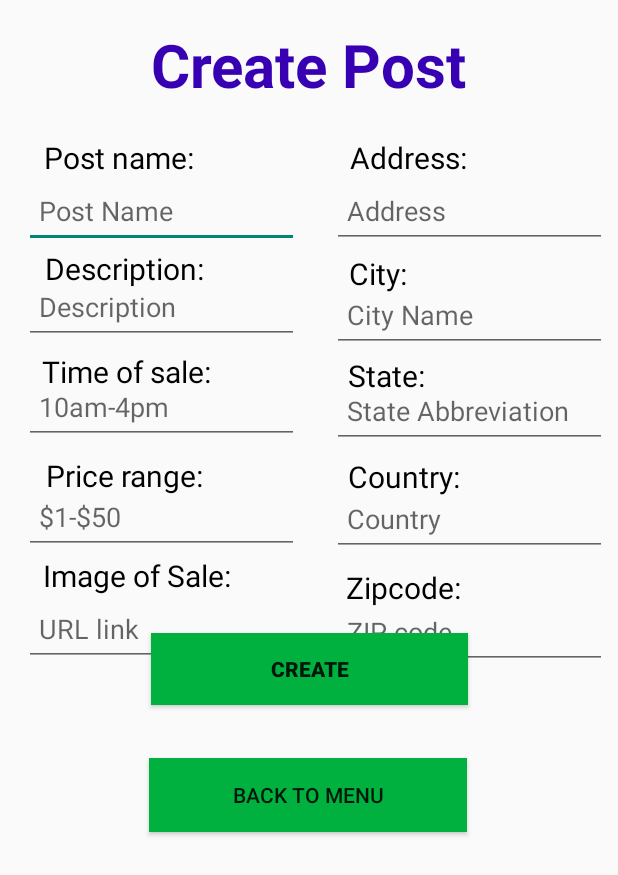
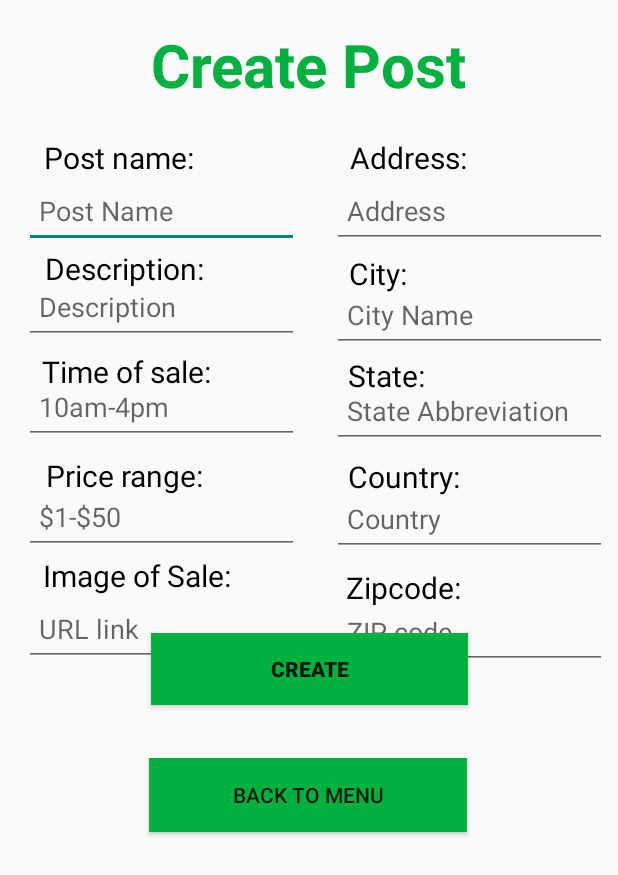
Before and after one commit to mbedford001/GarageSaleFinder-maria-topfork, an Android app: the Createpost screen opened directly, with no data from a screen before it, on a phone screen of 412 x 824 dp. Shown: the top 875 px of the screen. Run offline under Robolectric (Android 15) with nearby library versions, the phone set to English and light mode, and no system bars; network calls fail.

Commit message:
small change

```diff
--- a/app/src/main/res/layout/activity_createpost.xml
+++ b/app/src/main/res/layout/activity_createpost.xml
@@ -13,7 +13,7 @@
         android:layout_marginTop="16dp"
         android:text="Create Post"
         android:textAllCaps="false"
-        android:textColor="@color/purple_700"
+        android:textColor="@color/wales"
         android:textSize="40sp"
         android:textStyle="bold"
         app:layout_constraintEnd_toEndOf="parent"
```
